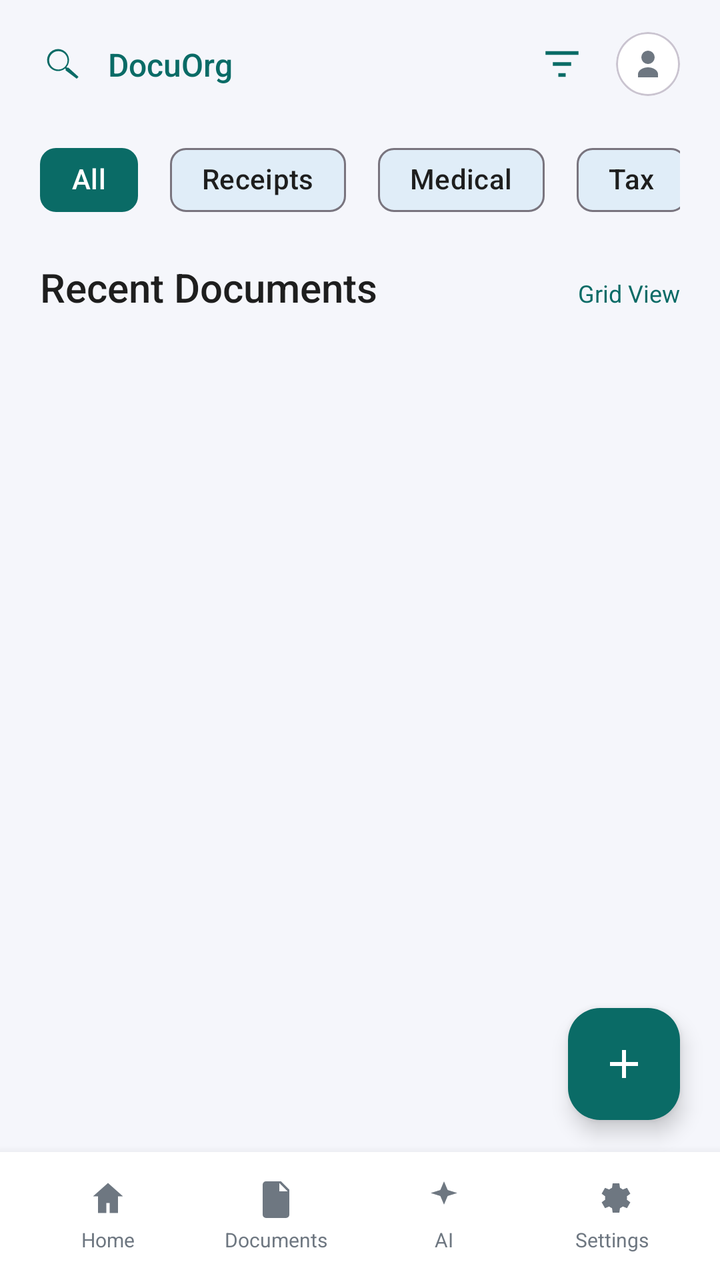
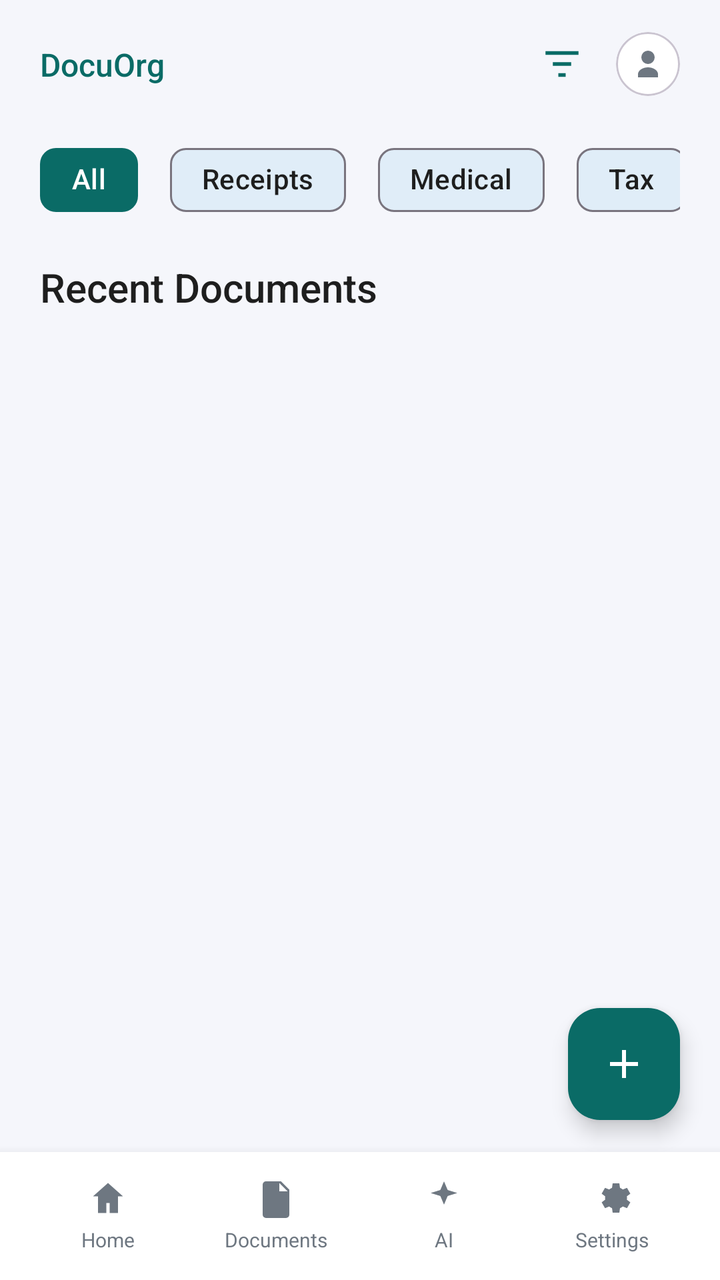

Two renders of the same Android screen: before a commit and after it. Below are the layout's source before the change and the commit's diff.
<!-- AndroidManifest.xml: application theme Theme.DocuOrg -->
<!-- res/layout/activity_documents.xml -->
<?xml version="1.0" encoding="utf-8"?>
<androidx.constraintlayout.widget.ConstraintLayout xmlns:android="http://schemas.android.com/apk/res/android"
    xmlns:app="http://schemas.android.com/apk/res-auto"
    android:id="@+id/documents_root"
    android:layout_width="match_parent"
    android:layout_height="match_parent"
    android:background="@color/dashboard_background">

    <androidx.constraintlayout.widget.ConstraintLayout
        android:id="@+id/documents_header"
        android:layout_width="0dp"
        android:layout_height="wrap_content"
        android:paddingStart="20dp"
        android:paddingEnd="20dp"
        android:paddingTop="16dp"
        android:paddingBottom="12dp"
        app:layout_constraintEnd_toEndOf="parent"
        app:layout_constraintStart_toStartOf="parent"
        app:layout_constraintTop_toTopOf="parent">

        <ImageView
            android:id="@+id/documents_search"
            android:layout_width="22dp"
            android:layout_height="22dp"
            android:contentDescription="@string/search_content_description"
            android:src="@drawable/ic_search"
            app:tint="@color/primary_teal"
            app:layout_constraintStart_toStartOf="parent"
            app:layout_constraintTop_toTopOf="parent"
            app:layout_constraintBottom_toBottomOf="parent" />

        <TextView
            android:id="@+id/documents_title"
            android:layout_width="wrap_content"
            android:layout_height="wrap_content"
            android:layout_marginStart="12dp"
            android:fontFamily="sans-serif-medium"
            android:text="@string/app_name"
            android:textColor="@color/primary_teal"
            android:textSize="16sp"
            app:layout_constraintStart_toEndOf="@id/documents_search"
            app:layout_constraintTop_toTopOf="@id/documents_search"
            app:layout_constraintBottom_toBottomOf="@id/documents_search" />

        <ImageView
            android:id="@+id/documents_filter"
            android:layout_width="22dp"
            android:layout_height="22dp"
            android:layout_marginEnd="16dp"
            android:contentDescription="@string/filter_content_description"
            android:src="@drawable/ic_filter"
            app:tint="@color/primary_teal"
            app:layout_constraintEnd_toStartOf="@id/documents_profile"
            app:layout_constraintTop_toTopOf="@id/documents_profile"
            app:layout_constraintBottom_toBottomOf="@id/documents_profile" />

        <com.google.android.material.card.MaterialCardView
            android:id="@+id/documents_profile"
            android:layout_width="32dp"
            android:layout_height="32dp"
            app:cardBackgroundColor="@color/card_background"
            app:cardCornerRadius="16dp"
            app:cardElevation="0dp"
            app:layout_constraintEnd_toEndOf="parent"
            app:layout_constraintTop_toTopOf="parent"
            app:layout_constraintBottom_toBottomOf="parent">

            <ImageView
                android:layout_width="match_parent"
                android:layout_height="match_parent"
                android:contentDescription="@string/profile_content_description"
                android:padding="6dp"
                android:src="@drawable/ic_user"
                app:tint="@color/text_secondary" />
        </com.google.android.material.card.MaterialCardView>
    </androidx.constraintlayout.widget.ConstraintLayout>

    <androidx.constraintlayout.widget.ConstraintLayout
        android:id="@+id/documents_content"
        android:layout_width="0dp"
        android:layout_height="0dp"
        android:paddingStart="20dp"
        android:paddingEnd="20dp"
        android:paddingBottom="24dp"
        app:layout_constraintTop_toBottomOf="@id/documents_header"
        app:layout_constraintBottom_toTopOf="@id/bottom_nav"
        app:layout_constraintStart_toStartOf="parent"
        app:layout_constraintEnd_toEndOf="parent">

        <HorizontalScrollView
            android:id="@+id/documents_filters_scroll"
            android:layout_width="0dp"
            android:layout_height="wrap_content"
            android:layout_marginTop="6dp"
            android:overScrollMode="never"
            android:scrollbars="none"
            app:layout_constraintTop_toTopOf="parent"
            app:layout_constraintStart_toStartOf="parent"
            app:layout_constraintEnd_toEndOf="parent">

            <com.google.android.material.chip.ChipGroup
                android:id="@+id/documents_filters"
                android:layout_width="wrap_content"
                android:layout_height="wrap_content"
                app:singleLine="true"
                app:singleSelection="true"
                app:selectionRequired="true">

                <com.google.android.material.chip.Chip
                    android:id="@+id/filter_all"
                    android:layout_width="wrap_content"
                    android:layout_height="wrap_content"
                    android:checkable="true"
                    android:checked="true"
                    android:text="@string/filter_all"
                    android:textColor="@color/white"
                    app:checkedIconVisible="false"
                    app:chipBackgroundColor="@color/primary_teal" />

                <com.google.android.material.chip.Chip
                    android:id="@+id/filter_receipts"
                    android:layout_width="wrap_content"
                    android:layout_height="wrap_content"
                    android:layout_marginStart="8dp"
                    android:checkable="true"
                    android:text="@string/filter_receipts"
                    android:textColor="@color/text_primary"
                    app:checkedIconVisible="false"
                    app:chipBackgroundColor="@color/chip_selected_bg" />

                <com.google.android.material.chip.Chip
                    android:id="@+id/filter_medical"
                    android:layout_width="wrap_content"
                    android:layout_height="wrap_content"
                    android:layout_marginStart="8dp"
                    android:checkable="true"
                    android:text="@string/filter_medical"
                    android:textColor="@color/text_primary"
                    app:checkedIconVisible="false"
                    app:chipBackgroundColor="@color/chip_selected_bg" />

                <com.google.android.material.chip.Chip
                    android:id="@+id/filter_tax"
                    android:layout_width="wrap_content"
                    android:layout_height="wrap_content"
                    android:layout_marginStart="8dp"
                    android:checkable="true"
                    android:text="@string/filter_tax"
                    android:textColor="@color/text_primary"
                    app:checkedIconVisible="false"
                    app:chipBackgroundColor="@color/chip_selected_bg" />

                <com.google.android.material.chip.Chip
                    android:id="@+id/filter_personal"
                    android:layout_width="wrap_content"
                    android:layout_height="wrap_content"
                    android:layout_marginStart="8dp"
                    android:checkable="true"
                    android:text="@string/filter_personal"
                    android:textColor="@color/text_primary"
                    app:checkedIconVisible="false"
                    app:chipBackgroundColor="@color/chip_selected_bg" />
            </com.google.android.material.chip.ChipGroup>
        </HorizontalScrollView>

        <androidx.constraintlayout.widget.ConstraintLayout
            android:id="@+id/documents_section_header"
            android:layout_width="0dp"
            android:layout_height="wrap_content"
            android:layout_marginTop="16dp"
            app:layout_constraintTop_toBottomOf="@id/documents_filters_scroll"
            app:layout_constraintStart_toStartOf="parent"
            app:layout_constraintEnd_toEndOf="parent">

            <TextView
                android:id="@+id/recent_documents_title"
                android:layout_width="wrap_content"
                android:layout_height="wrap_content"
                android:fontFamily="sans-serif-medium"
                android:text="@string/recent_documents_title"
                android:textColor="@color/text_primary"
                android:textSize="20sp"
                app:layout_constraintStart_toStartOf="parent"
                app:layout_constraintTop_toTopOf="parent" />

            <TextView
                android:id="@+id/grid_view_label"
                android:layout_width="wrap_content"
                android:layout_height="wrap_content"
                android:text="@string/grid_view"
                android:textColor="@color/primary_teal"
                android:textSize="12sp"
                app:layout_constraintBaseline_toBaselineOf="@id/recent_documents_title"
                app:layout_constraintEnd_toEndOf="parent" />
        </androidx.constraintlayout.widget.ConstraintLayout>

        <androidx.recyclerview.widget.RecyclerView
            android:id="@+id/documents_recycler"
            android:layout_width="0dp"
            android:layout_height="0dp"
            android:layout_marginTop="16dp"
            android:clipToPadding="false"
            android:paddingBottom="16dp"
            app:layout_constraintTop_toBottomOf="@id/documents_section_header"
            app:layout_constraintBottom_toBottomOf="parent"
            app:layout_constraintStart_toStartOf="parent"
            app:layout_constraintEnd_toEndOf="parent" />

        <TextView
            android:id="@+id/documents_empty"
            android:layout_width="wrap_content"
            android:layout_height="wrap_content"
            android:text="@string/no_documents_yet"
            android:textColor="@color/text_secondary"
            android:textSize="14sp"
            android:visibility="gone"
            app:layout_constraintTop_toBottomOf="@id/documents_section_header"
            app:layout_constraintBottom_toBottomOf="parent"
            app:layout_constraintStart_toStartOf="parent"
            app:layout_constraintEnd_toEndOf="parent" />
    </androidx.constraintlayout.widget.ConstraintLayout>

    <com.google.android.material.floatingactionbutton.FloatingActionButton
        android:id="@+id/documents_fab"
        android:layout_width="wrap_content"
        android:layout_height="wrap_content"
        android:layout_marginEnd="20dp"
        android:layout_marginBottom="16dp"
        android:contentDescription="@string/add_document"
        android:src="@drawable/ic_add"
        app:backgroundTint="@color/primary_teal"
        app:layout_constraintBottom_toTopOf="@id/bottom_nav"
        app:layout_constraintEnd_toEndOf="parent"
        app:tint="@color/white" />

    <include
        android:id="@+id/bottom_nav"
        layout="@layout/bottom_navigation"
        android:layout_width="0dp"
        android:layout_height="64dp"
        app:layout_constraintBottom_toBottomOf="parent"
        app:layout_constraintEnd_toEndOf="parent"
        app:layout_constraintStart_toStartOf="parent" />
</androidx.constraintlayout.widget.ConstraintLayout>
<!-- res/layout/bottom_navigation.xml (included above) -->
<?xml version="1.0" encoding="utf-8"?>
<LinearLayout xmlns:android="http://schemas.android.com/apk/res/android"
    xmlns:app="http://schemas.android.com/apk/res-auto"
    android:id="@+id/bottom_nav_root"
    android:layout_width="match_parent"
    android:layout_height="64dp"
    android:background="@color/card_background"
    android:elevation="8dp"
    android:gravity="center"
    android:orientation="horizontal"
    android:paddingStart="12dp"
    android:paddingEnd="12dp">

    <LinearLayout
        android:id="@+id/nav_home_item"
        android:layout_width="0dp"
        android:layout_height="wrap_content"
        android:layout_weight="1"
        android:clickable="true"
        android:focusable="true"
        android:gravity="center"
        android:orientation="vertical">

        <ImageView
            android:id="@+id/nav_home_icon"
            android:layout_width="20dp"
            android:layout_height="20dp"
            android:contentDescription="@string/nav_home"
            android:src="@drawable/ic_nav_home"
            app:tint="@color/text_secondary" />

        <TextView
            android:id="@+id/nav_home_label"
            android:layout_width="wrap_content"
            android:layout_height="wrap_content"
            android:layout_marginTop="4dp"
            android:text="@string/nav_home"
            android:textColor="@color/text_secondary"
            android:textSize="10sp" />
    </LinearLayout>

    <LinearLayout
        android:id="@+id/nav_documents_item"
        android:layout_width="0dp"
        android:layout_height="wrap_content"
        android:layout_weight="1"
        android:clickable="true"
        android:focusable="true"
        android:gravity="center"
        android:orientation="vertical">

        <ImageView
            android:id="@+id/nav_documents_icon"
            android:layout_width="20dp"
            android:layout_height="20dp"
            android:contentDescription="@string/nav_documents"
            android:src="@drawable/ic_nav_docs"
            app:tint="@color/text_secondary" />

        <TextView
            android:id="@+id/nav_documents_label"
            android:layout_width="wrap_content"
            android:layout_height="wrap_content"
            android:layout_marginTop="4dp"
            android:text="@string/nav_documents"
            android:textColor="@color/text_secondary"
            android:textSize="10sp" />
    </LinearLayout>

    <LinearLayout
        android:id="@+id/nav_ai_item"
        android:layout_width="0dp"
        android:layout_height="wrap_content"
        android:layout_weight="1"
        android:clickable="true"
        android:focusable="true"
        android:gravity="center"
        android:orientation="vertical">

        <ImageView
            android:id="@+id/nav_ai_icon"
            android:layout_width="20dp"
            android:layout_height="20dp"
            android:contentDescription="@string/nav_ai"
            android:src="@drawable/ic_nav_ai"
            app:tint="@color/text_secondary" />

        <TextView
            android:id="@+id/nav_ai_label"
            android:layout_width="wrap_content"
            android:layout_height="wrap_content"
            android:layout_marginTop="4dp"
            android:text="@string/nav_ai"
            android:textColor="@color/text_secondary"
            android:textSize="10sp" />
    </LinearLayout>

    <LinearLayout
        android:id="@+id/nav_settings_item"
        android:layout_width="0dp"
        android:layout_height="wrap_content"
        android:layout_weight="1"
        android:clickable="true"
        android:focusable="true"
        android:gravity="center"
        android:orientation="vertical">

        <ImageView
            android:id="@+id/nav_settings_icon"
            android:layout_width="20dp"
            android:layout_height="20dp"
            android:contentDescription="@string/nav_settings"
            android:src="@drawable/ic_nav_settings"
            app:tint="@color/text_secondary" />

        <TextView
            android:id="@+id/nav_settings_label"
            android:layout_width="wrap_content"
            android:layout_height="wrap_content"
            android:layout_marginTop="4dp"
            android:text="@string/nav_settings"
            android:textColor="@color/text_secondary"
            android:textSize="10sp" />
    </LinearLayout>
</LinearLayout>
<!-- resources referenced by this layout -->
<resources>
  <color name="card_background">#FFFFFFFF</color>
  <color name="chip_selected_bg">#E0EDF8</color>
  <color name="dashboard_background">#F5F6FB</color>
  <color name="primary_teal">#0A6B66</color>
  <color name="text_primary">#1E1E1E</color>
  <color name="text_secondary">#6E7781</color>
  <color name="white">#FFFFFFFF</color>
  <!-- drawable ic_add (drawable) -->
  <?xml version="1.0" encoding="utf-8"?>
  <vector xmlns:android="http://schemas.android.com/apk/res/android"
      android:width="24dp"
      android:height="24dp"
      android:viewportWidth="24"
      android:viewportHeight="24">
      <path
          android:fillColor="#FFFFFFFF"
          android:pathData="M19,11H13V5h-2v6H5v2h6v6h2v-6h6v-2z" />
  </vector>
  <!-- drawable ic_nav_ai (drawable) -->
  <?xml version="1.0" encoding="utf-8"?>
  <vector xmlns:android="http://schemas.android.com/apk/res/android"
      android:width="24dp"
      android:height="24dp"
      android:viewportWidth="24"
      android:viewportHeight="24">
      <path
          android:fillColor="#FF1E1E1E"
          android:pathData="M12,2l2.2,5.2L20,9l-5.8,1.8L12,16l-2.2,-5.2L4,9l5.8,-1.8L12,2z" />
  </vector>
  <!-- drawable ic_nav_docs (drawable) -->
  <?xml version="1.0" encoding="utf-8"?>
  <vector xmlns:android="http://schemas.android.com/apk/res/android"
      android:width="24dp"
      android:height="24dp"
      android:viewportWidth="24"
      android:viewportHeight="24">
      <path
          android:fillColor="#FF1E1E1E"
          android:pathData="M6,2h9l5,5v15a2,2 0,0 1,-2 2H6a2,2 0,0 1,-2 -2V4a2,2 0,0 1,2 -2zm8,1v5h5" />
  </vector>
  <!-- drawable ic_nav_home (drawable) -->
  <?xml version="1.0" encoding="utf-8"?>
  <vector xmlns:android="http://schemas.android.com/apk/res/android"
      android:width="24dp"
      android:height="24dp"
      android:viewportWidth="24"
      android:viewportHeight="24">
      <path
          android:fillColor="#FF1E1E1E"
          android:pathData="M12,3l9,8h-3v10h-5v-6H11v6H6V11H3l9,-8z" />
  </vector>
  <!-- drawable ic_search (drawable) -->
  <?xml version="1.0" encoding="utf-8"?>
  <vector xmlns:android="http://schemas.android.com/apk/res/android"
      android:width="24dp"
      android:height="24dp"
      android:viewportWidth="24"
      android:viewportHeight="24">
      <path
          android:fillColor="#FF1E1E1E"
          android:pathData="M15.5,14h-0.79l-0.28,-0.27a6,6 0,1 0,-0.7 0.7l0.27,0.28v0.79L20,20l1,-1zM10,15a5,5 0,1 1,5 -5,5 5,0 0,1 -5 5z" />
  </vector>
  <!-- drawable ic_user (drawable) -->
  <?xml version="1.0" encoding="utf-8"?>
  <vector xmlns:android="http://schemas.android.com/apk/res/android"
      android:width="24dp"
      android:height="24dp"
      android:viewportWidth="24"
      android:viewportHeight="24">
      <path
          android:fillColor="#FF1E1E1E"
          android:pathData="M12,12a4,4 0,1 0,-4 -4,4 4,0 0,0 4 4zm0,2c-3.33,0 -6,2 -6,4v2h12v-2c0,-2 -2.67,-4 -6,-4z" />
  </vector>
  <string name="add_document">Add document</string>
  <string name="app_name">DocuOrg</string>
  <string name="filter_all">All</string>
  <string name="filter_content_description">Filter</string>
  <string name="filter_medical">Medical</string>
  <string name="filter_personal">Personal</string>
  <string name="filter_receipts">Receipts</string>
  <string name="filter_tax">Tax</string>
  <string name="grid_view">Grid View</string>
  <string name="nav_ai">AI</string>
  <string name="nav_documents">Documents</string>
  <string name="nav_home">Home</string>
  <string name="nav_settings">Settings</string>
  <string name="no_documents_yet">No documents yet</string>
  <string name="profile_content_description">Profile</string>
  <string name="recent_documents_title">Recent Documents</string>
  <string name="search_content_description">Search</string>
  <style name="Theme.DocuOrg" parent="Base.Theme.DocuOrg" />
  <style name="Base.Theme.DocuOrg" parent="Theme.Material3.DayNight.NoActionBar">
          
          
      </style>
  <!-- unchanged entries left out for length: 2 -->
</resources>

<!-- the commit's change to res/layout/activity_documents.xml (unified diff, before → after) -->
@@ -18,29 +18,18 @@
         app:layout_constraintStart_toStartOf="parent"
         app:layout_constraintTop_toTopOf="parent">
 
-        <ImageView
-            android:id="@+id/documents_search"
-            android:layout_width="22dp"
-            android:layout_height="22dp"
-            android:contentDescription="@string/search_content_description"
-            android:src="@drawable/ic_search"
-            app:tint="@color/primary_teal"
-            app:layout_constraintStart_toStartOf="parent"
-            app:layout_constraintTop_toTopOf="parent"
-            app:layout_constraintBottom_toBottomOf="parent" />
-
         <TextView
             android:id="@+id/documents_title"
             android:layout_width="wrap_content"
             android:layout_height="wrap_content"
-            android:layout_marginStart="12dp"
+            android:layout_marginStart="0dp"
             android:fontFamily="sans-serif-medium"
             android:text="@string/app_name"
             android:textColor="@color/primary_teal"
             android:textSize="16sp"
-            app:layout_constraintStart_toEndOf="@id/documents_search"
-            app:layout_constraintTop_toTopOf="@id/documents_search"
-            app:layout_constraintBottom_toBottomOf="@id/documents_search" />
+            app:layout_constraintStart_toStartOf="parent"
+            app:layout_constraintTop_toTopOf="parent"
+            app:layout_constraintBottom_toBottomOf="parent" />
 
         <ImageView
             android:id="@+id/documents_filter"
@@ -182,16 +171,6 @@
                 android:textSize="20sp"
                 app:layout_constraintStart_toStartOf="parent"
                 app:layout_constraintTop_toTopOf="parent" />
-
-            <TextView
-                android:id="@+id/grid_view_label"
-                android:layout_width="wrap_content"
-                android:layout_height="wrap_content"
-                android:text="@string/grid_view"
-                android:textColor="@color/primary_teal"
-                android:textSize="12sp"
-                app:layout_constraintBaseline_toBaselineOf="@id/recent_documents_title"
-                app:layout_constraintEnd_toEndOf="parent" />
         </androidx.constraintlayout.widget.ConstraintLayout>
 
         <androidx.recyclerview.widget.RecyclerView
<!-- resource entries referenced after the edit -->
@@ -51,17 +51,6 @@
           android:fillColor="#FF1E1E1E"
           android:pathData="M12,3l9,8h-3v10h-5v-6H11v6H6V11H3l9,-8z" />
   </vector>
-  <!-- drawable ic_search (drawable) -->
-  <?xml version="1.0" encoding="utf-8"?>
-  <vector xmlns:android="http://schemas.android.com/apk/res/android"
-      android:width="24dp"
-      android:height="24dp"
-      android:viewportWidth="24"
-      android:viewportHeight="24">
-      <path
-          android:fillColor="#FF1E1E1E"
-          android:pathData="M15.5,14h-0.79l-0.28,-0.27a6,6 0,1 0,-0.7 0.7l0.27,0.28v0.79L20,20l1,-1zM10,15a5,5 0,1 1,5 -5,5 5,0 0,1 -5 5z" />
-  </vector>
   <!-- drawable ic_user (drawable) -->
   <?xml version="1.0" encoding="utf-8"?>
   <vector xmlns:android="http://schemas.android.com/apk/res/android"
@@ -81,7 +70,6 @@
   <string name="filter_personal">Personal</string>
   <string name="filter_receipts">Receipts</string>
   <string name="filter_tax">Tax</string>
-  <string name="grid_view">Grid View</string>
   <string name="nav_ai">AI</string>
   <string name="nav_documents">Documents</string>
   <string name="nav_home">Home</string>
@@ -89,7 +77,6 @@
   <string name="no_documents_yet">No documents yet</string>
   <string name="profile_content_description">Profile</string>
   <string name="recent_documents_title">Recent Documents</string>
-  <string name="search_content_description">Search</string>
   <style name="Theme.DocuOrg" parent="Base.Theme.DocuOrg" />
   <style name="Base.Theme.DocuOrg" parent="Theme.Material3.DayNight.NoActionBar">
           
